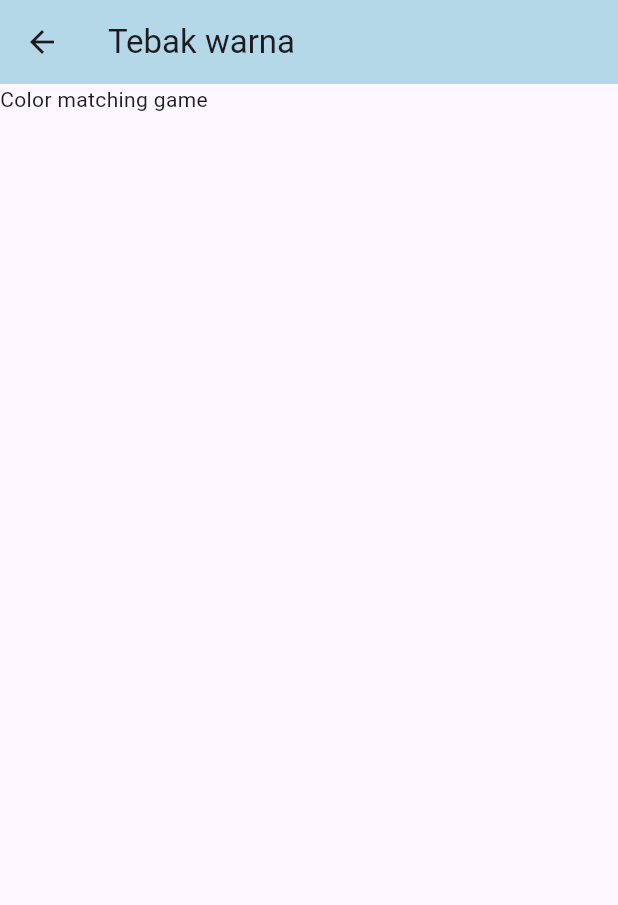
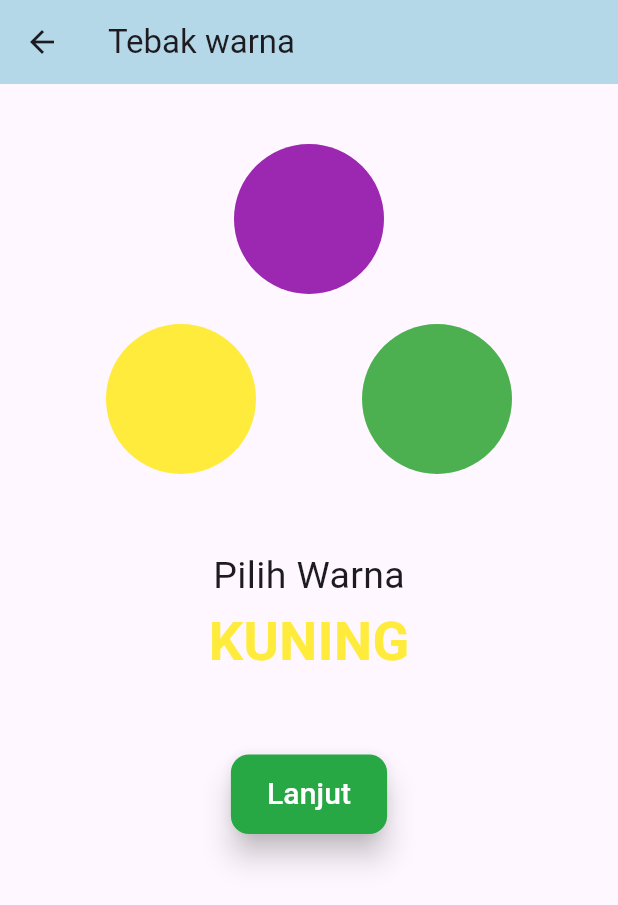
Before and after one commit to FarrelAD/PROTOTYPE-Children-Game-App, a Flutter app: the ColorMatching screen opened directly, on a phone screen of 412 x 824 dp. Shown: the top 905 px of the screen. Run offline on Flutter 3.47's test engine with Material 3 defaults, Android fonts, the phone set to English and light mode, and no system bars.

Commit message:
add color matching game

```diff
--- a/lib/MenuPage.dart
+++ b/lib/MenuPage.dart
@@ -1,5 +1,5 @@
 import 'package:flutter/material.dart';
-import 'package:prototye_children_game_app/games/ColorMatching.dart';
+import 'package:prototye_children_game_app/games/ColorMatching/ColorMatching.dart';
 import 'package:prototye_children_game_app/games/ColoringGame.dart';
 import 'package:prototye_children_game_app/games/CountingGame.dart';
 import 'package:prototye_children_game_app/games/PuzzleGame.dart';
--- a/lib/games/ColorMatching.dart
+++ /dev/null
@@ -1,14 +0,0 @@
-import 'package:flutter/material.dart';
-
-class ColorMatching extends StatelessWidget {
-  @override
-  Widget build(BuildContext context) {
-    return Scaffold(
-      appBar: AppBar(
-        title: Text('Tebak warna'),
-        backgroundColor: Color(0xFFB4D8E7),
-      ),
-      body: Text("Color matching game"),
-    );
-  }
-}
--- /dev/null
+++ b/lib/games/ColorMatching/ColorCircle.dart
@@ -0,0 +1,30 @@
+import 'package:flutter/material.dart';
+import 'package:prototye_children_game_app/games/ColorMatching/ColorOption.dart';
+
+class ColorCircle extends StatelessWidget {
+  final Color color;
+  final ColorOption targetColor;
+  final Function() updateAnswer;
+
+  ColorCircle({required this.color, required this.targetColor, required this.updateAnswer});
+
+  @override
+  Widget build(BuildContext context) {
+    return GestureDetector(
+      onTap: () {
+        if (color == targetColor.color) {
+          updateAnswer();
+        }
+      },
+      child: Container(
+        width: 100,
+        height: 100,
+        decoration: BoxDecoration(
+            color: color,
+            shape: BoxShape.circle
+        ),
+      ),
+    );
+  }
+
+}
--- /dev/null
+++ b/lib/games/ColorMatching/ColorMatching.dart
@@ -0,0 +1,144 @@
+import 'package:flutter/material.dart';
+import 'dart:math';
+import 'package:prototye_children_game_app/games/ColorMatching/ColorOption.dart';
+import 'package:prototye_children_game_app/games/ColorMatching/ColorCircle.dart';
+
+
+class ColorMatching extends StatefulWidget {
+  @override
+  _ColorMatching createState() => _ColorMatching();
+}
+
+
+
+class _ColorMatching extends State<ColorMatching> {
+  final List<ColorOption> _listColor = [
+    ColorOption.red,
+    ColorOption.blue,
+    ColorOption.green,
+    ColorOption.yellow,
+    ColorOption.purple
+  ];
+
+  List<ColorOption> _initColors = [];
+  ColorOption _targetColor = ColorOption.red;
+
+
+  void _getRandomColors() {
+    setState(() {
+      _listColor.shuffle(Random());
+      _initColors = _listColor.take(3).toList();
+      _targetColor = _initColors[Random().nextInt(_initColors.length)];
+    });
+  }
+
+
+  void _updateAnswer() {
+    setState(() {
+      showDialog(
+        context: context,
+        builder: (BuildContext context) {
+          return AlertDialog(
+            content: Text('You\'re correct!'),
+            actions: [
+              TextButton(
+                child: Text('OK'),
+                onPressed: () {
+                  Navigator.of(context).pop();
+                },
+              ),
+            ],
+          );
+        },
+      );
+    });
+  }
+
+
+  @override
+  void initState() {
+    super.initState();
+    _getRandomColors();
+  }
+
+
+  @override
+  Widget build(BuildContext context) {
+    return Scaffold(
+        appBar: AppBar(
+          title: Text('Tebak warna'),
+          backgroundColor: Color(0xFFB4D8E7),
+        ),
+        body: Center(
+          child: Container(
+            alignment: Alignment.center,
+            margin: EdgeInsets.only(top: 40),
+            child: Column(
+              children: [
+                Row(
+                  mainAxisAlignment: MainAxisAlignment.center,
+                  children: [
+                    ColorCircle(
+                      color: _initColors[0].color,
+                      targetColor: _targetColor,
+                      updateAnswer: _updateAnswer
+                    )
+                  ],
+                ),
+                SizedBox(height: 20),
+                Row(
+                  mainAxisAlignment: MainAxisAlignment.spaceEvenly,
+                  children: [
+                    ColorCircle(
+                        color: _initColors[1].color,
+                        targetColor: _targetColor,
+                        updateAnswer: _updateAnswer
+                    ),
+                    ColorCircle(
+                        color: _initColors[2].color,
+                        targetColor: _targetColor,
+                        updateAnswer: _updateAnswer
+                    )
+                  ],
+                ),
+                SizedBox(height: 50),
+                Text(
+                  'Pilih Warna',
+                  style: TextStyle(
+                      fontSize: 25
+                  ),
+                ),
+                Text(
+                  _targetColor.name,
+                  style: TextStyle(
+                      fontSize: 36,
+                      color: _targetColor.color,
+                      fontWeight: FontWeight.bold
+                  ),
+                ),
+                SizedBox(height: 50),
+                ElevatedButton(
+                    onPressed: _getRandomColors,
+                    style: ElevatedButton.styleFrom(
+                      backgroundColor: Color(0xFF28A745),
+                      foregroundColor: Colors.white,
+                      elevation: 8,
+                      padding: EdgeInsets.symmetric(horizontal: 24, vertical: 12),
+                      shape: RoundedRectangleBorder(
+                        borderRadius: BorderRadius.circular(12),
+                      ),
+                    ),
+                    child: Text(
+                      'Lanjut',
+                      style: TextStyle(
+                          fontSize: 20
+                      ),
+                    ))
+              ],
+            ),
+          ),
+        )
+    );
+  }
+
+}
--- /dev/null
+++ b/lib/games/ColorMatching/ColorOption.dart
@@ -0,0 +1,14 @@
+import 'package:flutter/material.dart';
+
+enum ColorOption {
+  red('MERAH', Colors.red),
+  blue('BIRU', Colors.blue),
+  green('HIJAU', Colors.green),
+  yellow('KUNING', Colors.yellow),
+  purple('UNGU', Colors.purple);
+
+  final String name;
+  final Color color;
+
+  const ColorOption(this.name, this.color);
+}
```
